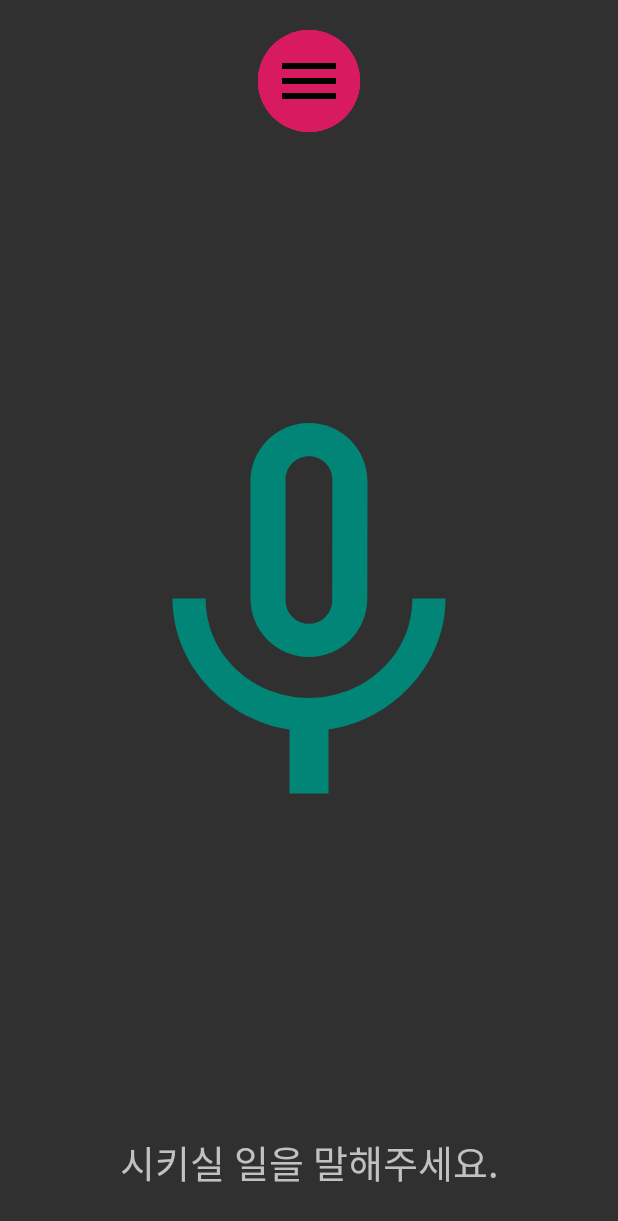
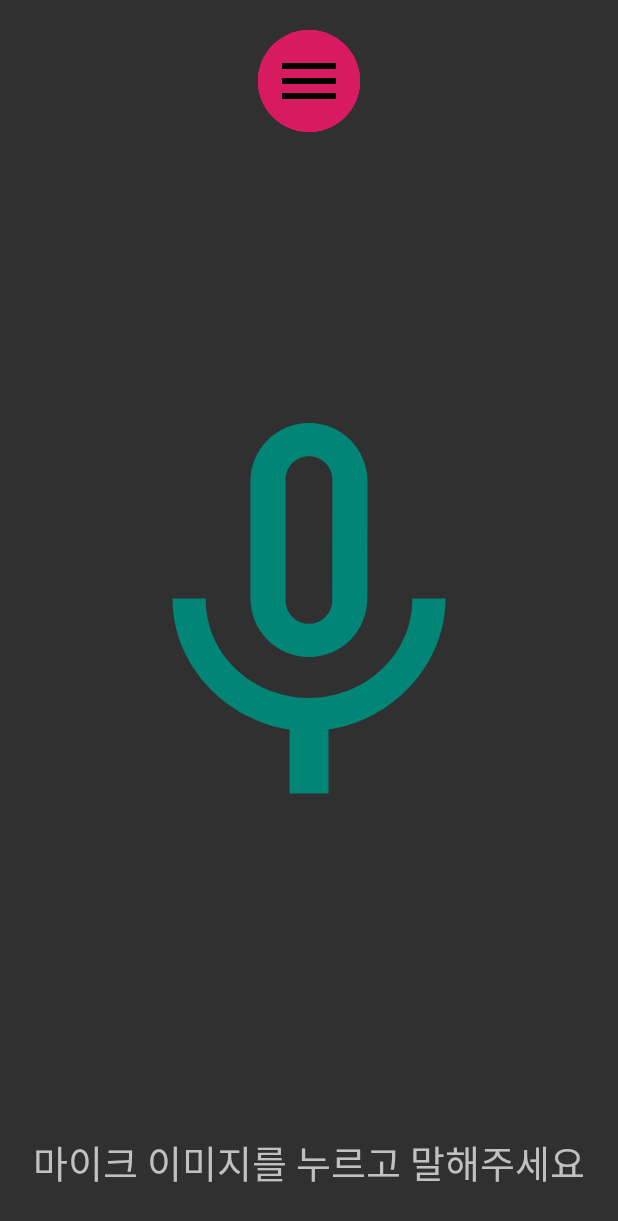
Before and after one commit to P-Project-Javis/Javis, an Android app: the screen it shows after launch (MainActivity), on a phone screen of 412 x 824 dp. Shown: the top 1221 px of the screen. Run offline under Robolectric (Android 15) with nearby library versions, the phone set to English and light mode, and no system bars.

Commit message:
패키지 구조 변경

```diff
--- a/app/src/main/AndroidManifest.xml
+++ b/app/src/main/AndroidManifest.xml
@@ -9,7 +9,7 @@
         android:roundIcon="@mipmap/ic_launcher_round"
         android:supportsRtl="true"
         android:theme="@style/AppTheme">
-        <activity android:name=".ui.activity.MainActivity">
+        <activity android:name=".activity.MainActivity">
             <intent-filter>
                 <action android:name="android.intent.action.MAIN" />
 
--- a/app/src/main/java/pproject/teamjavis/javis/ui/activity/BaseActivity.kt
+++ b/app/src/main/java/pproject/teamjavis/javis/activity/BaseActivity.kt
@@ -8,7 +8,7 @@
 4. makeToast() 메소드를 통한 간편한 토스트 생성.
 5. makeSnackbar() 메소드를 통한 간편한 스낵바 생성.(확인 버튼이 있는 스낵바 생성 가능)
  */
-package pproject.teamjavis.javis.ui.activity
+package pproject.teamjavis.javis.activity
 
 import android.content.pm.ActivityInfo
 import android.os.Bundle
--- a/app/src/main/java/pproject/teamjavis/javis/ui/activity/MainActivity.java
+++ b/app/src/main/java/pproject/teamjavis/javis/activity/MainActivity.java
@@ -1,4 +1,4 @@
-package pproject.teamjavis.javis.ui.activity;
+package pproject.teamjavis.javis.activity;
 
 import android.os.Bundle;
 
--- a/app/src/main/res/layout/activity_main.xml
+++ b/app/src/main/res/layout/activity_main.xml
@@ -5,7 +5,7 @@
     xmlns:tools="http://schemas.android.com/tools"
     android:layout_width="match_parent"
     android:layout_height="match_parent"
-    tools:context=".ui.activity.MainActivity">
+    tools:context=".activity.MainActivity">
 
     <ImageButton
         android:id="@+id/settingButton"
@@ -75,7 +75,7 @@
         android:textSize="25sp"
         android:gravity="center"
         app:layout_constraintBottom_toBottomOf="parent"
-        android:layout_marginHorizontal="20dp"
+        android:layout_marginHorizontal="10dp"
         android:layout_marginBottom="30dp"/>
 
 </androidx.constraintlayout.widget.ConstraintLayout>
--- a/app/src/main/res/values/strings.xml
+++ b/app/src/main/res/values/strings.xml
@@ -1,5 +1,5 @@
 <resources>
     <string name="app_name">Javis</string>
 
-    <string name="message_default">시키실 일을 말해주세요.</string>
+    <string name="message_default">마이크 이미지를 누르고 말해주세요</string>
 </resources>
```
